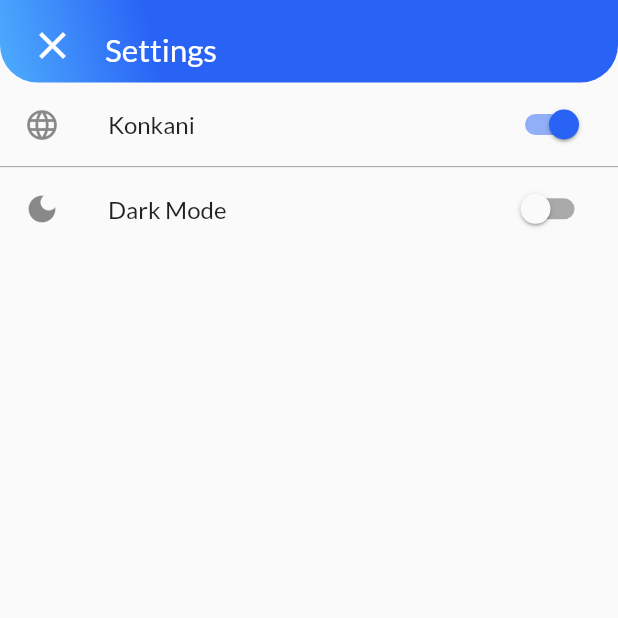
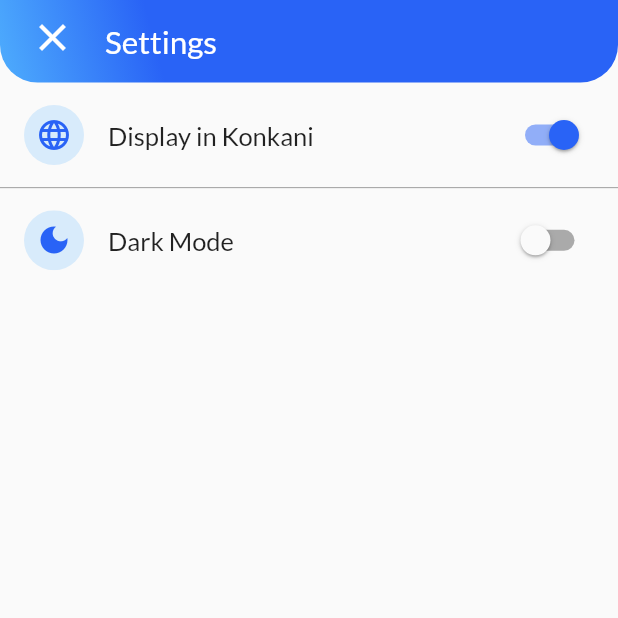
Before and after one commit to TeaTalkInternal/cascia_church_app, a Flutter app: the screen it shows after launch, after a tap on the "settings" icon, on a phone screen of 412 x 824 dp, the top half of it. Run offline on Flutter 3.47's test engine with Material 2 defaults, Android fonts, the phone set to English and light mode, and no system bars; our stand-ins replace flutter_easyloading, flutter_hooks, flutter_riverpod, hooks_riverpod, shared_preferences; missing offline and left inert: connectivity_plus_web, shared_preferences_web; project files that could hold a hidden picture were left out.

Commit message:
Added settings UI with refactor

```diff
--- a/i18n/en.json
+++ b/i18n/en.json
@@ -1,5 +1,9 @@
 {
   "cascia_church": "Cascia Church",
   "mass_timings" : "Mass Timing",
-  "history" : "History"
+  "history" : "History",
+  "settings": "Settings",
+  "dark_mode" : "Dark Mode",
+  "display_in_konkani": "Display in Konkani",
+  "associations": "Associations"
 }
--- a/i18n/kn.json
+++ b/i18n/kn.json
@@ -1,5 +1,8 @@
 {
   "cascia_church": "ಕ್ಯಾಸಿಯಾ ಚರ್ಚ್",
   "mass_timings" : "ಮೀಸಾಸೊ ವೆಲ್",
-  "history" : "ಇತಿಹಾಸ"
+  "history" : "ಇತಿಹಾಸ",
+  "settings": "Settings",
+  "dark_mode" : "Dark Mode",
+  "display_in_konkani": "Display in Konkani"
 }
--- /dev/null
+++ b/lib/features/associations/pages/associations_page_widget.dart
@@ -0,0 +1,29 @@
+import 'package:cascia_church_app/features/dashboard/widgets/top_app_bar_widget.dart';
+import 'package:cascia_church_app/localization/app_localizations.dart';
+import 'package:flutter/material.dart';
+import 'package:hooks_riverpod/hooks_riverpod.dart';
+
+class AssociationsPageWidget extends ConsumerStatefulWidget {
+  const AssociationsPageWidget({Key? key}) : super(key: key);
+
+  @override
+  AassociationsPageWidgetState createState() => AassociationsPageWidgetState();
+}
+
+class AassociationsPageWidgetState
+    extends ConsumerState<AssociationsPageWidget> {
+  @override
+  Widget build(BuildContext context) {
+    return Scaffold(
+      appBar: PreferredSize(
+        preferredSize: const Size.fromHeight(55),
+        child: TopAppBarWidget(
+          title: AppLocalizations.of(context)!.translate('associations'),
+          toggleNavigation: () => Navigator.of(context).pop(),
+          iconData: Icons.close,
+        ),
+      ),
+      body: Container(),
+    );
+  }
+}
--- a/lib/features/dashboard/pages/dashboard_page_widget.dart
+++ b/lib/features/dashboard/pages/dashboard_page_widget.dart
@@ -23,7 +23,9 @@ class DashboardPageWidget extends ConsumerWidget {
               // alignment: Alignment.,
               fit: BoxFit.cover,
               image: AssetImage(
-                'assets/images/curved_dashboard_header.png',
+                utility.getImageNameWithBasePath(
+                  imageName: 'casia_church_bg_curved.png',
+                ),
               ),
             ),
           ),
--- a/lib/features/dashboard/widgets/top_app_bar_widget.dart
+++ b/lib/features/dashboard/widgets/top_app_bar_widget.dart
@@ -38,7 +38,7 @@ class TopAppBarWidget extends ConsumerWidget {
       ),
       height: 95.0,
       child: Padding(
-        padding: const EdgeInsets.symmetric(horizontal: 20.0, vertical: 10.0),
+        padding: const EdgeInsets.only(left: 20, right: 20, bottom: 15),
         child: Row(
           crossAxisAlignment: CrossAxisAlignment.end,
           mainAxisAlignment: MainAxisAlignment.start,
@@ -47,17 +47,17 @@ class TopAppBarWidget extends ConsumerWidget {
               onTap: () => _toggleNavigation(),
               child: Icon(
                 _iconData,
-                size: 30.0,
+                size: 30,
                 color: utility.headerTitleTextColor,
               ),
             ),
-            SizedBox(
-              width: 20.0,
+            const SizedBox(
+              width: 20,
             ),
             Text(
               _title,
               style: TextStyle(
-                fontSize: 21.0,
+                fontSize: 21,
                 color: utility.headerTitleTextColor,
               ),
             )
--- a/lib/features/settings/pages/settings_page_widget.dart
+++ b/lib/features/settings/pages/settings_page_widget.dart
@@ -1,4 +1,5 @@
 import 'package:cascia_church_app/features/dashboard/widgets/top_app_bar_widget.dart';
+import 'package:cascia_church_app/localization/app_localizations.dart';
 import 'package:cascia_church_app/providers/app_providers.dart';
 import 'package:cascia_church_app/utility/shared_utility.dart';
 import 'package:cascia_church_app/utility/utility.dart';
@@ -20,22 +21,16 @@ class _SettingsPageWidgetState extends ConsumerState<SettingsPageWidget> {
   void initState() {
     super.initState();
     final appLanguage = ref.read(appLanguageProvider);
-
     languageToggleValue = !appLanguage.isEnglishLocale;
-
-    print("languageToggleValue $languageToggleValue");
   }
 
   @override
   Widget build(BuildContext context) {
-    final utility = ref.read(utilityProvider);
-    final sharedUtility = ref.read(sharedUtilityProvider);
-    final appLanguage = ref.read(appLanguageProvider);
     return Scaffold(
       appBar: PreferredSize(
         preferredSize: const Size.fromHeight(55),
         child: TopAppBarWidget(
-          title: 'Settings',
+          title: AppLocalizations.of(context)!.translate('settings'),
           toggleNavigation: () => Navigator.of(context).pop(),
           iconData: Icons.close,
         ),
@@ -44,12 +39,44 @@ class _SettingsPageWidgetState extends ConsumerState<SettingsPageWidget> {
         itemBuilder: (BuildContext listContext, int index) {
           switch (index) {
             case 0:
-              return ListTile(
-                leading: Icon(Icons.language),
-                title: Text('Konkani'),
-                trailing: Switch(
-                  value: languageToggleValue,
-                  onChanged: (bool value) {
+              return SwitchListTileWidget(
+                  toggleValue: languageToggleValue,
+                  title: AppLocalizations.of(context)!.translate(
+                    'display_in_konkani',
+                  ),
+                  iconData: Icons.language,
+                  toggleMethod: _languageModeToggled);
+            default:
+              return SwitchListTileWidget(
+                  toggleValue: darkModeToggleValue,
+                  title: AppLocalizations.of(context)!.translate(
+                    'dark_mode',
+                  ),
+                  iconData: Icons.dark_mode,
+                  toggleMethod: _darkModeToggled);
+          }
+        },
+        separatorBuilder: (BuildContext listContext, int index) {
+          return Divider(
+            height: 0.2,
+            color: Colors.grey,
+          );
+        },
+        itemCount: 2,
+      ),
+    );
+  }
+
+  void _darkModeToggled(bool value) {
+    final sharedUtility = ref.read(sharedUtilityProvider);
+    setState(() {
+      darkModeToggleValue = value;
+      sharedUtility.setIsDarkModeEnabled(isEnabled: value);
+    });
+  }
+
+  void _languageModeToggled(bool value) {
+    final appLanguage = ref.read(appLanguageProvider);
     setState(() {
       languageToggleValue = value;
       if (value) {
@@ -64,35 +91,50 @@ class _SettingsPageWidgetState extends ConsumerState<SettingsPageWidget> {
         );
       }
     });
-                  },
-                  activeColor: utility.darkGradientShadecolor,
+  }
+}
+
+class SwitchListTileWidget extends ConsumerWidget {
+  const SwitchListTileWidget(
+      {Key? key,
+      required this.toggleValue,
+      required this.title,
+      required this.iconData,
+      required this.toggleMethod})
+      : super(key: key);
+
+  final bool toggleValue;
+  final String title;
+  final IconData iconData;
+  final void Function(bool) toggleMethod;
+
+  @override
+  Widget build(BuildContext context, WidgetRef ref) {
+    final utility = ref.read(utilityProvider);
+    return ListTile(
+      minVerticalPadding: 25,
+      leading: ClipOval(
+        child: Container(
+          color: utility.lightGradientShadecolor.withOpacity(0.2),
+          padding: const EdgeInsets.all(8),
+          child: Icon(
+            iconData,
+            color: utility.darkGradientShadecolor,
           ),
-              );
-            default:
-              return ListTile(
-                leading: Icon(Icons.dark_mode),
-                title: Text("Dark Mode"),
+        ),
+      ),
+      title: Text(
+        title,
+        style: const TextStyle(
+          fontSize: 17,
+          fontWeight: FontWeight.w400,
+        ),
+      ),
       trailing: Switch(
-                  value: darkModeToggleValue,
-                  onChanged: (bool value) {
-                    setState(() {
-                      darkModeToggleValue = value;
-                      sharedUtility.setIsDarkModeEnabled(isEnabled: value);
-                    });
-                  },
+        value: toggleValue,
+        onChanged: toggleMethod,
         activeColor: utility.darkGradientShadecolor,
       ),
     );
   }
-        },
-        separatorBuilder: (BuildContext listContext, int index) {
-          return Divider(
-            height: 0.2,
-            color: Colors.grey,
-          );
-        },
-        itemCount: 2,
-      ),
-    );
 }
-}
```
Also changed, not shown: assets/images/casia_church_bg_curved.png (added), 1 other file. Lines whose indentation alone changed are shown as unchanged.
